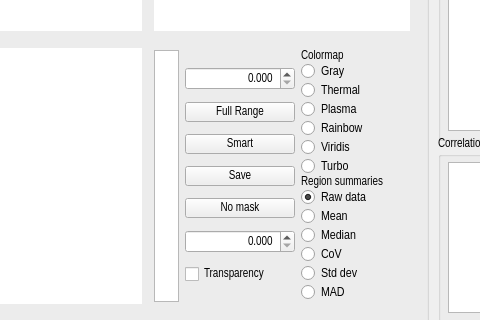
Qt form rapidtide/tidepoolTemplate_alt.ui (bbfrederick/rapidtide) before a commit; both pictures show x 352 to 832 and y 268 to 588 of the 1373 by 815 pixel window.
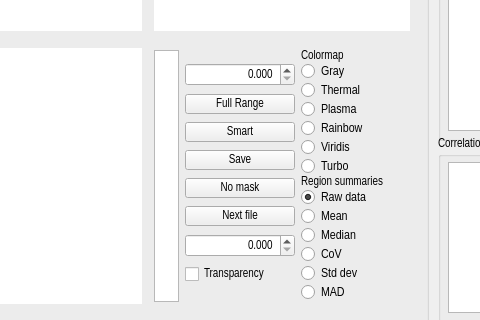
The same form after that commit. Custom widgets are drawn as their Qt base class.

Commit message: Refreshed templates and added new "big" template

Patch:
```diff
--- a/rapidtide/tidepoolTemplate_alt.ui
+++ b/rapidtide/tidepoolTemplate_alt.ui
@@ -149,6 +149,16 @@
            </property>
           </widget>
          </item>
+         <item>
+          <widget class="QPushButton" name="nextFile_Button">
+           <property name="toolTip">
+            <string>Right click to select the mask used to display the current map</string>
+           </property>
+           <property name="text">
+            <string>Next file</string>
+           </property>
+          </widget>
+         </item>
          <item>
           <widget class="QDoubleSpinBox" name="dispmin_doubleSpinBox">
            <property name="alignment">
```
Left out of the diff: 92 changed lines with no effect on the pictures. The commit also changes 6 other files.
